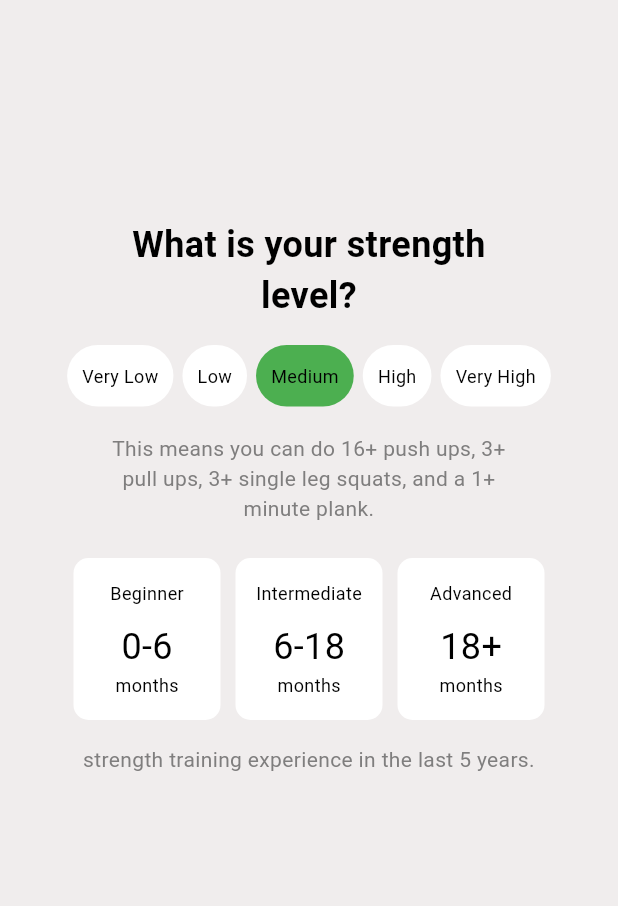
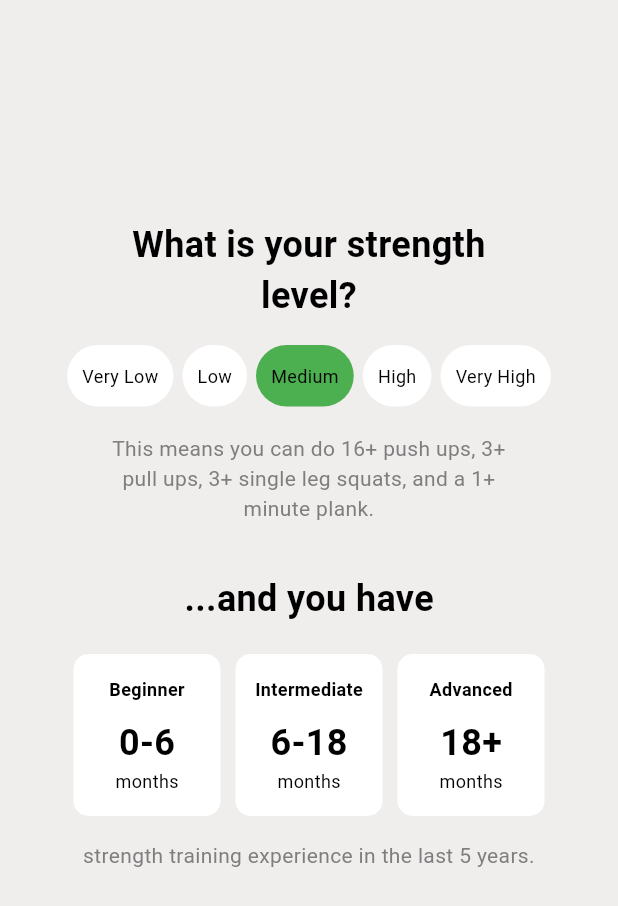
Before and after one commit to BeeJet1/Practice_Containers_Dec18, a Flutter app: the screen it shows after launch, on a phone screen of 412 x 824 dp. Shown: the top 906 px of the screen. Run offline on Flutter 3.47's test engine with Material 3 defaults, Android fonts, the phone set to English and light mode, and no system bars; Roboto replaces fonts that are missing (Poppins).

Commit message:
first commit

```diff
--- a/lib/main.dart
+++ b/lib/main.dart
@@ -67,6 +67,24 @@ class MyApp extends StatelessWidget {
                 ),
               ),
             ]),
+            SizedBox(height: 30),
+            Row(mainAxisAlignment: MainAxisAlignment.center, children: [
+              Container(
+                child: const Center(
+                  child: Text(
+                    '...and you have',
+                    style: TextStyle(
+                      color: Colors.black,
+                      fontSize: 24,
+                      fontStyle: FontStyle.normal,
+                      fontWeight: FontWeight.w600,
+                      fontFamily: 'Poppins',
+                    ),
+                    textAlign: TextAlign.center,
+                  ),
+                ),
+              ), //Median TEXT
+            ]),
             SizedBox(height: 20),
             Row(mainAxisAlignment: MainAxisAlignment.center, children: [
               Align(alignment: Alignment.center),
@@ -87,7 +105,9 @@ class MyApp extends StatelessWidget {
                       fontSize: 12,
                       color: Colors.black,
                       fontFamily: 'Poppins',
-                        fontStyle: FontStyle.normal),
+                      fontStyle: FontStyle.normal,
+                      fontWeight: FontWeight.w600,
+                    ),
                   ),
                   SizedBox(height: 10),
                   Text(
@@ -96,7 +116,9 @@ class MyApp extends StatelessWidget {
                       fontSize: 24,
                       color: Colors.black,
                       fontFamily: 'Poppins',
-                        fontStyle: FontStyle.normal),
+                      fontStyle: FontStyle.normal,
+                      fontWeight: FontWeight.w600,
+                    ),
                   ),
                   Text(
                     'months',
@@ -126,7 +148,9 @@ class MyApp extends StatelessWidget {
                       fontSize: 12,
                       color: Colors.black,
                       fontFamily: 'Poppins',
-                        fontStyle: FontStyle.normal),
+                      fontStyle: FontStyle.normal,
+                      fontWeight: FontWeight.w600,
+                    ),
                   ),
                   SizedBox(height: 10),
                   Text(
@@ -135,7 +159,9 @@ class MyApp extends StatelessWidget {
                       fontSize: 24,
                       color: Colors.black,
                       fontFamily: 'Poppins',
-                        fontStyle: FontStyle.normal),
+                      fontStyle: FontStyle.normal,
+                      fontWeight: FontWeight.w600,
+                    ),
                   ),
                   Text(
                     'months',
@@ -165,7 +191,9 @@ class MyApp extends StatelessWidget {
                       fontSize: 12,
                       color: Colors.black,
                       fontFamily: 'Poppins',
-                        fontStyle: FontStyle.normal),
+                      fontStyle: FontStyle.normal,
+                      fontWeight: FontWeight.w600,
+                    ),
                   ),
                   SizedBox(height: 10),
                   Text(
@@ -174,7 +202,9 @@ class MyApp extends StatelessWidget {
                       fontSize: 24,
                       color: Colors.black,
                       fontFamily: 'Poppins',
-                        fontStyle: FontStyle.normal),
+                      fontStyle: FontStyle.normal,
+                      fontWeight: FontWeight.w600,
+                    ),
                   ),
                   Text(
                     'months',
```
Lines whose indentation alone changed are shown as unchanged.
